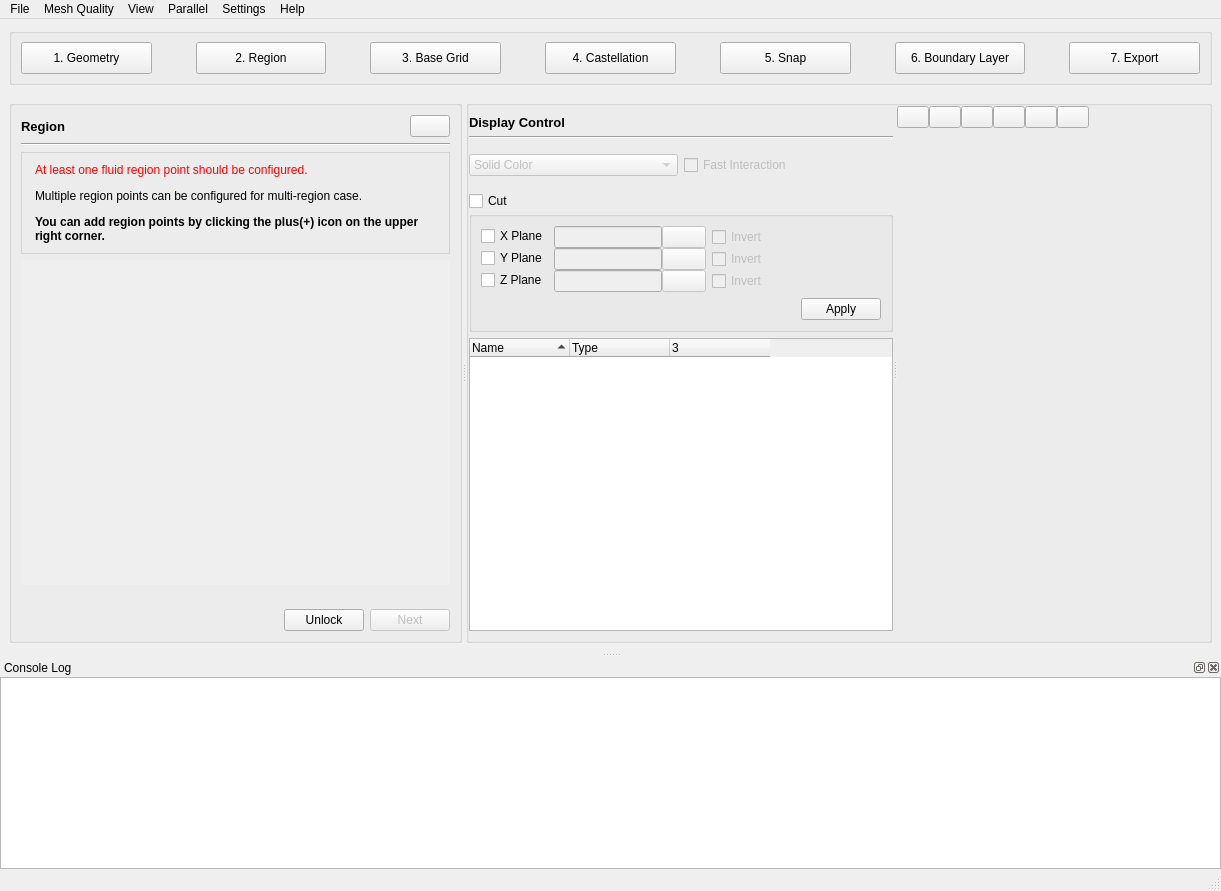
Qt form baramMesh/view/main_window/main_window.ui (nextfoam/baram) before a commit.
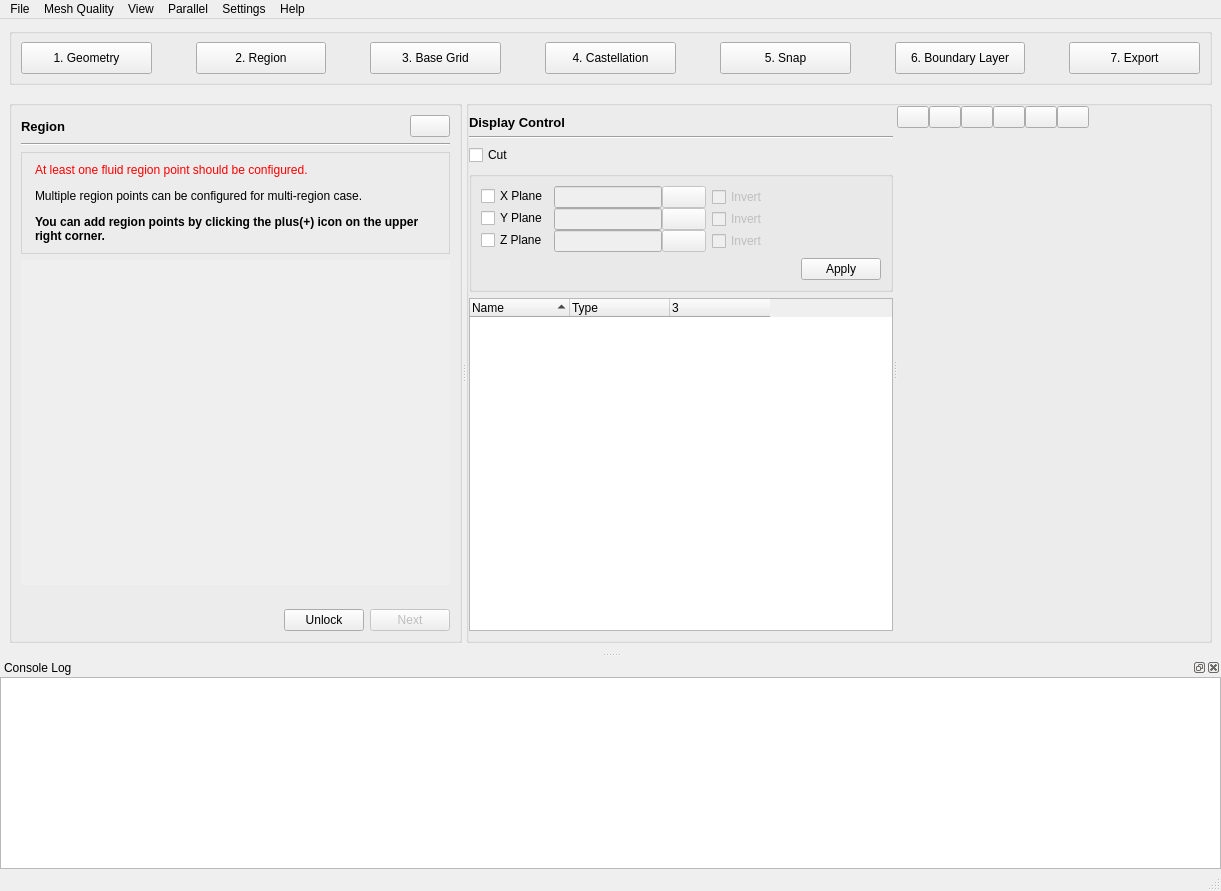
The same form after that commit. Icons and pictures are not drawn. Custom widgets are drawn as their Qt base class.

Commit message: Issue #341, Unused widget removed and icon changed

```diff
--- a/baramMesh/view/main_window/main_window.ui
+++ b/baramMesh/view/main_window/main_window.ui
@@ -593,7 +593,7 @@
                    <rect>
                     <x>0</x>
                     <y>0</y>
-                    <width>437</width>
+                    <width>435</width>
                     <height>322</height>
                    </rect>
                   </property>
@@ -1682,7 +1682,7 @@
                    <rect>
                     <x>0</x>
                     <y>0</y>
-                    <width>263</width>
+                    <width>266</width>
                     <height>689</height>
                    </rect>
                   </property>
@@ -2267,65 +2267,11 @@
                  </property>
                 </widget>
                </item>
-               <item>
-                <widget class="QWidget" name="widget_23" native="true">
-                 <layout class="QHBoxLayout" name="horizontalLayout_14">
-                  <property name="leftMargin">
-                   <number>0</number>
-                  </property>
-                  <property name="rightMargin">
-                   <number>0</number>
-                  </property>
-                  <item>
-                   <widget class="QComboBox" name="coloringMode">
-                    <property name="enabled">
-                     <bool>false</bool>
-                    </property>
-                    <item>
-                     <property name="text">
-                      <string>Solid Color</string>
-                     </property>
-                    </item>
-                    <item>
-                     <property name="text">
-                      <string>Aspect Ratio</string>
-                     </property>
-                    </item>
-                    <item>
-                     <property name="text">
-                      <string>Non-Orthogonality</string>
-                     </property>
-                    </item>
-                    <item>
-                     <property name="text">
-                      <string>Volume Ratio</string>
-                     </property>
-                    </item>
-                    <item>
-                     <property name="text">
-                      <string>Skewness</string>
-                     </property>
-                    </item>
-                   </widget>
-                  </item>
-                  <item>
-                   <widget class="QCheckBox" name="fastInteraction">
-                    <property name="enabled">
-                     <bool>false</bool>
-                    </property>
-                    <property name="text">
-                     <string>Fast Interaction</string>
-                    </property>
-                   </widget>
-                  </item>
-                 </layout>
-                </widget>
-               </item>
                <item>
                 <widget class="QWidget" name="cutTool" native="true">
                  <layout class="QVBoxLayout" name="verticalLayout_7">
                   <property name="spacing">
-                   <number>0</number>
+                   <number>6</number>
                   </property>
                   <property name="leftMargin">
                    <number>0</number>
@@ -2438,7 +2384,7 @@
                                 </property>
                                 <property name="icon">
                                  <iconset resource="../../../resource.qrc">
-                                  <normaloff>:/icons/options.svg</normaloff>:/icons/options.svg</iconset>
+                                  <normaloff>:/graphicsIcons/planeHandle.svg</normaloff>:/graphicsIcons/planeHandle.svg</iconset>
                                 </property>
                                 <property name="checkable">
                                  <bool>true</bool>
@@ -2521,7 +2467,7 @@
                                 </property>
                                 <property name="icon">
                                  <iconset resource="../../../resource.qrc">
-                                  <normaloff>:/icons/options.svg</normaloff>:/icons/options.svg</iconset>
+                                  <normaloff>:/graphicsIcons/planeHandle.svg</normaloff>:/graphicsIcons/planeHandle.svg</iconset>
                                 </property>
                                 <property name="checkable">
                                  <bool>true</bool>
@@ -2604,7 +2550,7 @@
                                 </property>
                                 <property name="icon">
                                  <iconset resource="../../../resource.qrc">
-                                  <normaloff>:/icons/options.svg</normaloff>:/icons/options.svg</iconset>
+                                  <normaloff>:/graphicsIcons/planeHandle.svg</normaloff>:/graphicsIcons/planeHandle.svg</iconset>
                                 </property>
                                 <property name="checkable">
                                  <bool>true</bool>
```
The commit also changes 2 other files.
